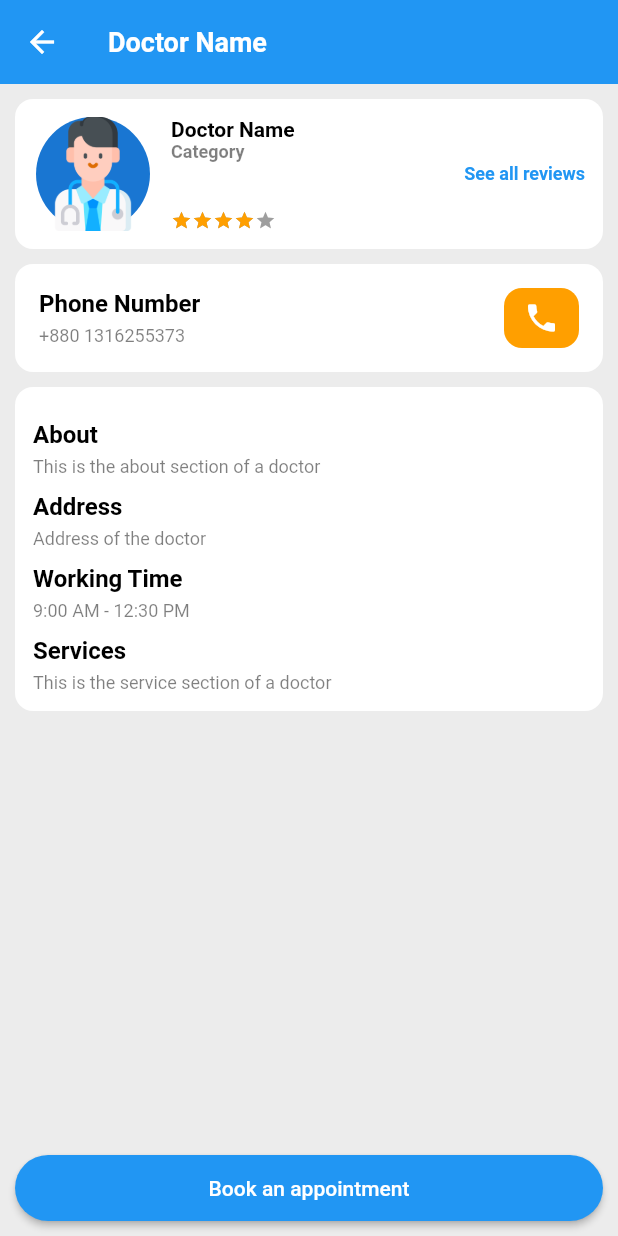
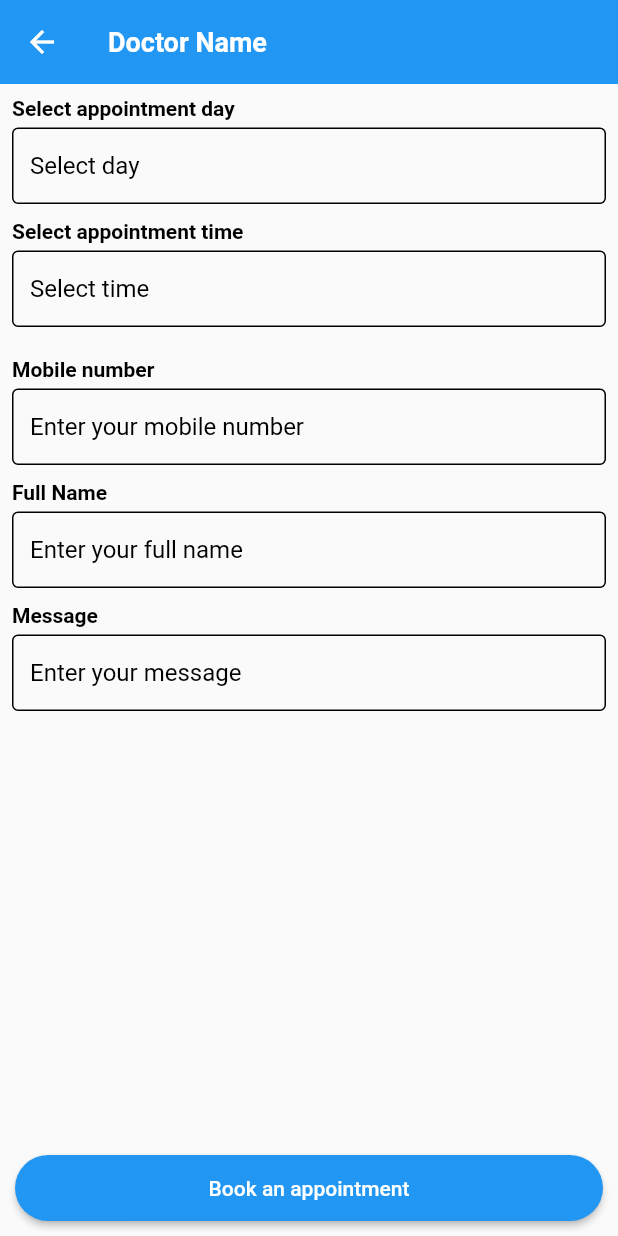
Before and after one commit to Sohag-84/Doctor-Appointment, a Flutter app: the DoctorProfileScreen screen opened directly, after a tap on "Book an appointment", on a phone screen of 412 x 824 dp. Run offline on Flutter 3.47's test engine with Material 2 defaults, Android fonts, the phone set to English and light mode, and no system bars; drawn by our look-alikes of velocity_x; our stand-ins replace get.

Commit message:
doctor appointment screen is designed

```diff
--- /dev/null
+++ b/lib/views/appointment/appointment_screen.dart
@@ -0,0 +1,60 @@
+// ignore_for_file: prefer_const_constructors
+
+import 'package:doctor_appointment/consts/consts.dart';
+import 'package:doctor_appointment/consts/fonts.dart';
+import 'package:doctor_appointment/resources/components/custom_button.dart';
+import 'package:doctor_appointment/resources/components/custom_textfield.dart';
+
+class AppointmentScreen extends StatelessWidget {
+  const AppointmentScreen({super.key});
+
+  @override
+  Widget build(BuildContext context) {
+    return Scaffold(
+      appBar: AppBar(
+        elevation: 0,
+        title: AppStyles.bold(
+          title: "Doctor Name",
+          color: AppColors.whiteColor,
+          size: AppSizes.size18,
+        ),
+      ),
+      body: Padding(
+        padding: EdgeInsets.all(8),
+        child: SingleChildScrollView(
+          child: Column(
+            crossAxisAlignment: CrossAxisAlignment.start,
+            children: [
+              AppStyles.bold(title: "Select appointment day"),
+              5.heightBox,
+              CustomTextField(hintText: "Select day"),
+              10.heightBox,
+              AppStyles.bold(title: "Select appointment time"),
+              5.heightBox,
+              CustomTextField(hintText: "Select time"),
+              20.heightBox,
+              AppStyles.bold(title: "Mobile number"),
+              5.heightBox,
+              CustomTextField(hintText: "Enter your mobile number"),
+              10.heightBox,
+              AppStyles.bold(title: "Full Name"),
+              5.heightBox,
+              CustomTextField(hintText: "Enter your full name"),
+              10.heightBox,
+              AppStyles.bold(title: "Message"),
+              5.heightBox,
+              CustomTextField(hintText: "Enter your message"),
+            ],
+          ),
+        ),
+      ),
+      bottomNavigationBar: Padding(
+        padding: const EdgeInsets.all(10.0),
+        child: CustomButton(
+          onTap: () {},
+          buttonText: "Book an appointment",
+        ),
+      ),
+    );
+  }
+}
--- a/lib/views/doctor profile/doctor_profile_screen.dart
+++ b/lib/views/doctor profile/doctor_profile_screen.dart
@@ -3,6 +3,8 @@
 import 'package:doctor_appointment/consts/consts.dart';
 import 'package:doctor_appointment/consts/fonts.dart';
 import 'package:doctor_appointment/resources/components/custom_button.dart';
+import 'package:doctor_appointment/views/appointment/appointment_screen.dart';
+import 'package:get/get.dart';
 
 class DoctorProfileScreen extends StatelessWidget {
   const DoctorProfileScreen({super.key});
@@ -175,7 +177,7 @@ class DoctorProfileScreen extends StatelessWidget {
       bottomNavigationBar: Padding(
         padding: const EdgeInsets.all(10.0),
         child: CustomButton(
-          onTap: () {},
+          onTap: () => Get.to(() => AppointmentScreen()),
           buttonText: "Book an appointment",
         ),
       ),
```
